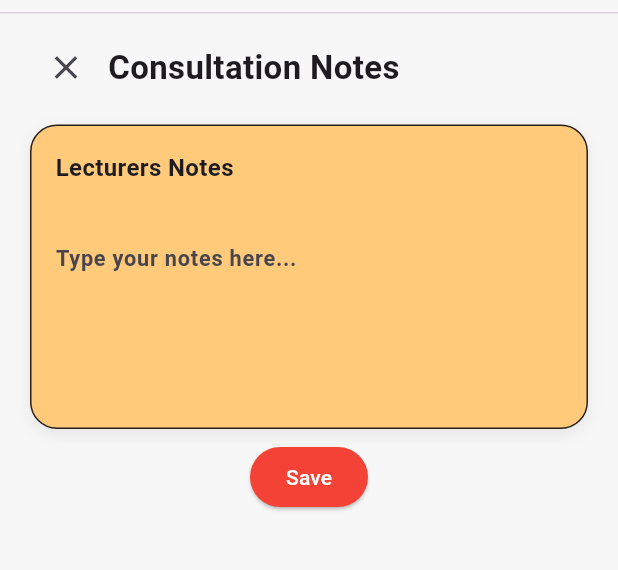
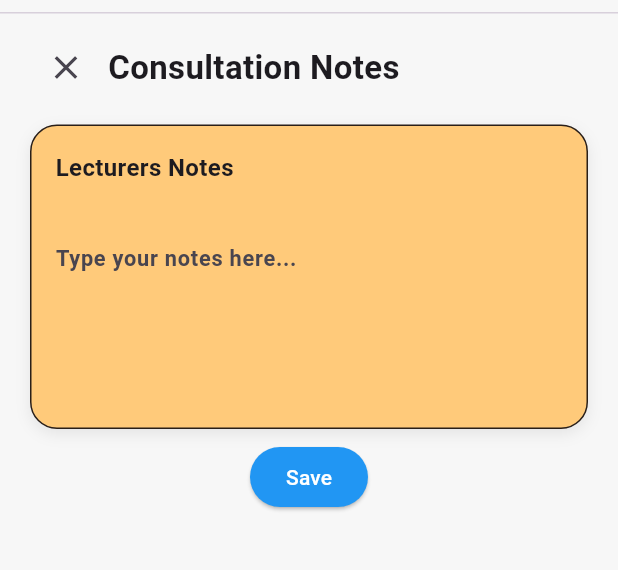
Before and after one commit to NeoGE-SP/ET0529_MAD_Assignment_SP_Consult_App, a Flutter app: the NotesPage screen opened directly with empty values, on a phone screen of 412 x 824 dp, the part 72-642 px from its top. Run offline on Flutter 3.47's test engine with Material 3 defaults, Android fonts, the phone set to English and light mode, and no system bars; our stand-ins replace cloud_firestore, firebase_auth, firebase_core, firebase_messaging, image_picker, permission_handler and 1 more; missing offline and left inert: add_2_calendar; accounts and stored records are empty.

Commit message:
UI refinement 2

```diff
--- a/consultation_app/lib/notes.dart
+++ b/consultation_app/lib/notes.dart
@@ -123,7 +123,7 @@ class _NotesPageState extends State<NotesPage> {
                   Navigator.pushNamed(context, '/aisummary', arguments: {'l_notes': l_notes.trim(), 's_notes': s_notes.trim()});
                 },
                 style: ButtonStyle(
-                  backgroundColor: MaterialStatePropertyAll(Colors.red),
+                  backgroundColor: MaterialStatePropertyAll(Colors.blue),
                 ),
                 child: Text(
                   "Get AI Summary",
@@ -136,7 +136,7 @@ class _NotesPageState extends State<NotesPage> {
                   await _saveNotes(consultCode: code, role: role);
                 },
                 style: ButtonStyle(
-                  backgroundColor: MaterialStatePropertyAll(Colors.red),
+                  backgroundColor: MaterialStatePropertyAll(Colors.blue),
                 ),
                 child: Text(
                   "Save",
@@ -202,7 +202,7 @@ class _NotesPageState extends State<NotesPage> {
                   await _saveNotes(consultCode: code, role: role);
                 },
                 style: ButtonStyle(
-                  backgroundColor: MaterialStatePropertyAll(Colors.red),
+                  backgroundColor: MaterialStatePropertyAll(Colors.blue),
                 ),
                 child: Text(
                   "Save",
--- a/consultation_app/lib/scheduledConsults.dart
+++ b/consultation_app/lib/scheduledConsults.dart
@@ -238,7 +238,7 @@ class _ConfirmStudentState extends State<ConfirmStudent> {
     IconData icon;
 
     if (consult.status == 'scheduled') {
-      bgColor = const Color.fromARGB(255, 173, 170, 99);
+      bgColor = const Color.fromARGB(255, 255, 250, 113);
       icon = Icons.calendar_month;
     } else if (consult.status == 'rejected') {
       bgColor = const Color.fromARGB(255, 255, 146, 146);
--- a/consultation_app/lib/updateAvailability.dart
+++ b/consultation_app/lib/updateAvailability.dart
@@ -162,7 +162,7 @@ class _UpdateAvailabilityPageState extends State<UpdateAvailabilityPage> {
                 } else if (_removedSelections.contains(slot)) {
                   bgColor = Colors.red;
                 } else if (_newSelections.contains(slot)) {
-                  bgColor = const Color.fromARGB(255, 132, 119, 0);
+                  bgColor = const Color.fromARGB(255, 255, 184, 51);
                 } else {
                   bgColor = Colors.white;
                 }
@@ -178,7 +178,7 @@ class _UpdateAvailabilityPageState extends State<UpdateAvailabilityPage> {
             ElevatedButton(
               style: FilledButton.styleFrom(backgroundColor: Colors.red),
               onPressed: _confirmChanges,
-              child: const Text("Confirm Changes", style: TextStyle(color: Colors.black),),
+              child: const Text("Confirm Changes", style: TextStyle(color: Colors.white),),
             ),
           ],
         ),
```
